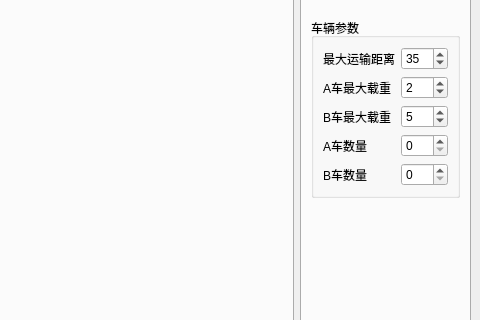
Tao1998/VRP, file src/mainwindow.ui: the form before one commit; both pictures show x 477 to 957 and y 163 to 483 of the 957 by 775 pixel window.
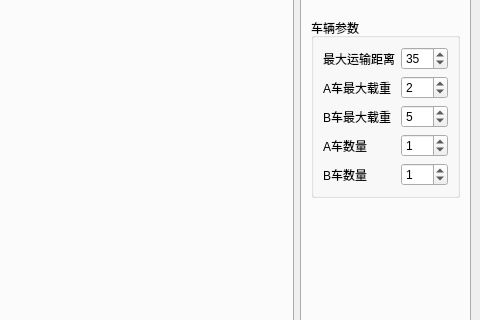
The form after the commit. Icons and pictures are not drawn.

```diff
--- a/src/mainwindow.ui
+++ b/src/mainwindow.ui
@@ -569,7 +569,11 @@
             </widget>
            </item>
            <item row="3" column="1">
-            <widget class="QSpinBox" name="spinBox_NumberOfA"/>
+            <widget class="QSpinBox" name="spinBox_NumberOfA">
+             <property name="value">
+              <number>1</number>
+             </property>
+            </widget>
            </item>
            <item row="0" column="0">
             <widget class="QLabel" name="label_10">
@@ -634,7 +638,11 @@
             </widget>
            </item>
            <item row="4" column="1">
-            <widget class="QSpinBox" name="spinBox_NumberOfB"/>
+            <widget class="QSpinBox" name="spinBox_NumberOfB">
+             <property name="value">
+              <number>1</number>
+             </property>
+            </widget>
            </item>
           </layout>
          </widget>
```
Left out of the diff: 2 changed lines with no effect on the pictures.
